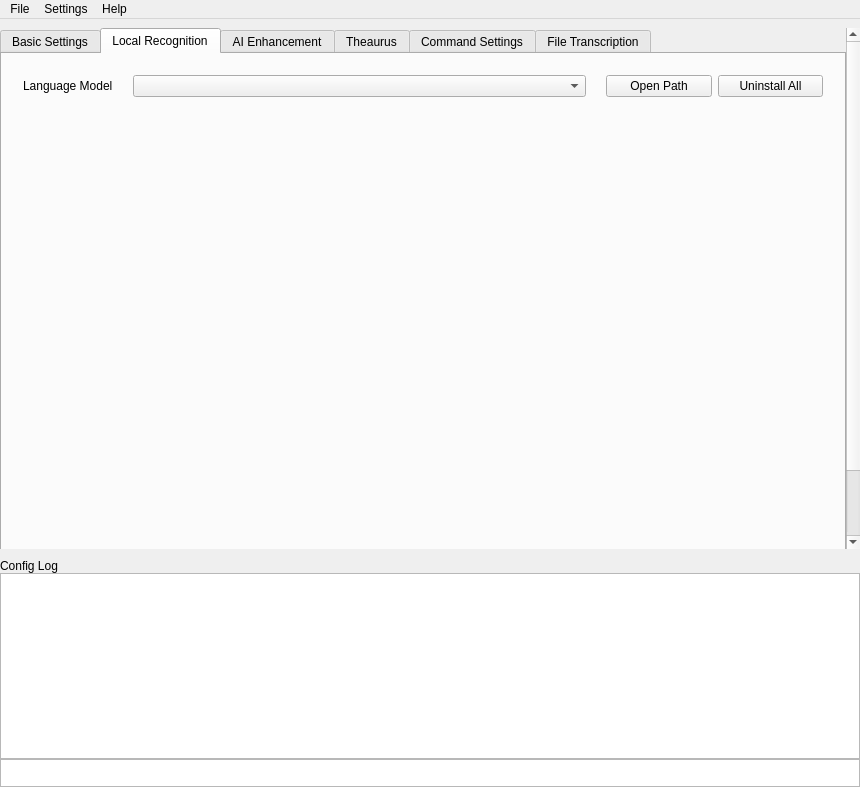
Old version of the form src/app/MainWin.ui in the repository Zeuear/IME_Audio.
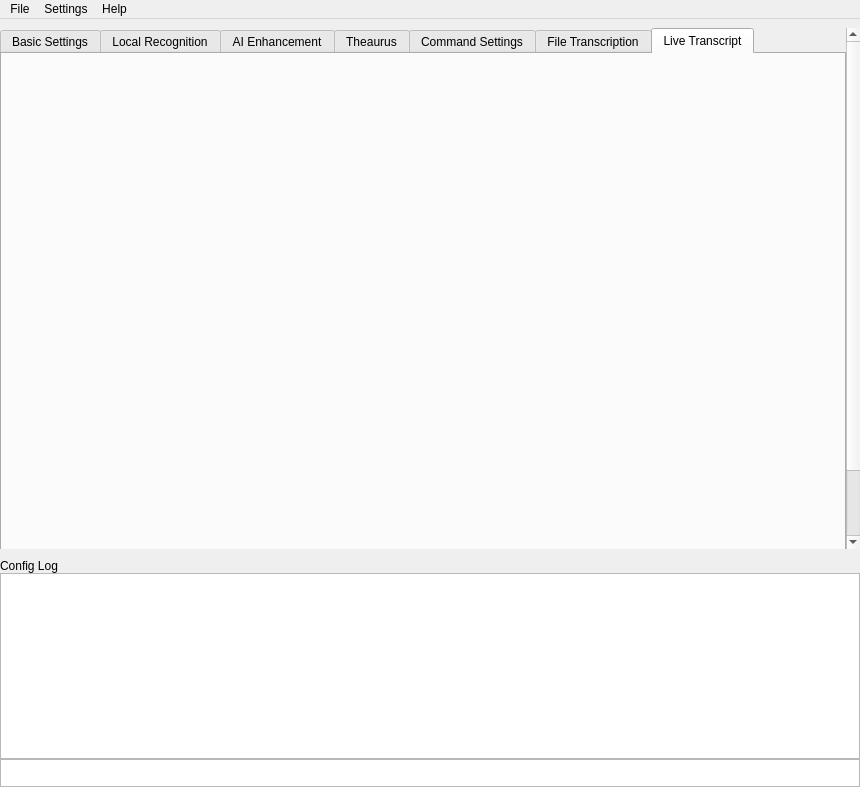
New version of the form. The open tabs and pages were chosen to show the change. Icons and pictures are not drawn. Custom widgets are drawn as their Qt base class.

Commit message: feat(transcript): 主窗口新增“实时转录”页，听写结果连续写成稿子，可关闭同时输入到前台

```diff
--- a/src/app/MainWin.ui
+++ b/src/app/MainWin.ui
@@ -1138,6 +1138,16 @@
           </item>
          </layout>
         </widget>
+        <widget class="QWidget" name="live_transcript">
+         <attribute name="title">
+          <string>Live Transcript</string>
+         </attribute>
+         <layout class="QVBoxLayout" name="verticalLayout_lt">
+          <item>
+           <widget class="LiveTranscriptWidget" name="live_transcript_widget" native="true"/>
+          </item>
+         </layout>
+        </widget>
        </widget>
           </item>
          </layout>
@@ -1557,6 +1567,12 @@
    <header>ui/pages/FileTranscribeWidget.h</header>
    <container>1</container>
   </customwidget>
+  <customwidget>
+   <class>LiveTranscriptWidget</class>
+   <extends>QWidget</extends>
+   <header>ui/pages/LiveTranscriptWidget.h</header>
+   <container>1</container>
+  </customwidget>
  </customwidgets>
  <resources/>
  <connections/>
```
The commit also changes 5 other files.
